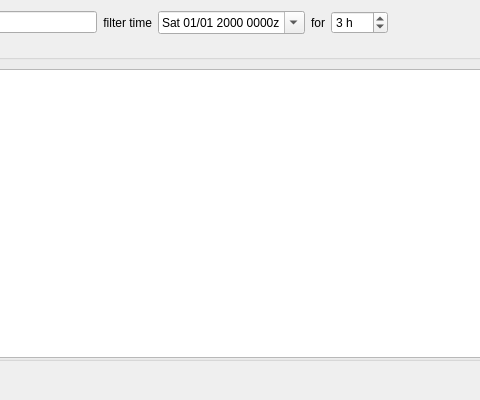
Before: the Qt Designer form src/BookedAtcDialog.ui in qutescoop/qutescoop, drawn with Qt 5; both pictures show x 126 to 606 and y 0 to 400 of the 750 by 400 pixel window.
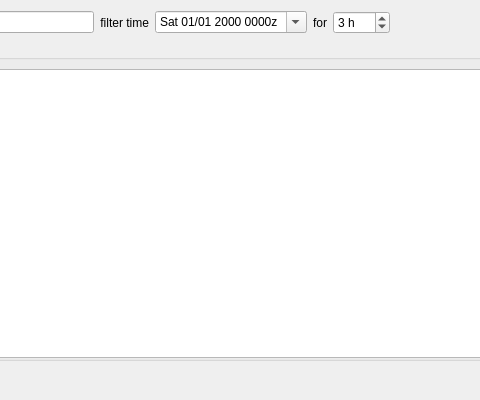
After: the same form once the commit is applied. Icons and pictures are not drawn.

Commit message:
[BUGFIX] work-around a Windows layout problem with date time fields
Somehow Qt on Windows miscalculates the necessary width for these
fields.

We are working around the problem by adding a little custom padding.

Fixes #55

What changed in the file:
```diff
--- a/src/BookedAtcDialog.ui
+++ b/src/BookedAtcDialog.ui
@@ -120,6 +120,11 @@
      </item>
      <item row="0" column="4">
       <widget class="QDateTimeEdit" name="dateTimeFilter">
+       <property name="styleSheet">
+        <string notr="true">* {
+  padding-right: 5px;
+}</string>
+       </property>
        <property name="wrapping">
         <bool>true</bool>
        </property>
```
Left out of the diff: 1 changed line with no effect on the pictures. The commit also changes 1 other file.
